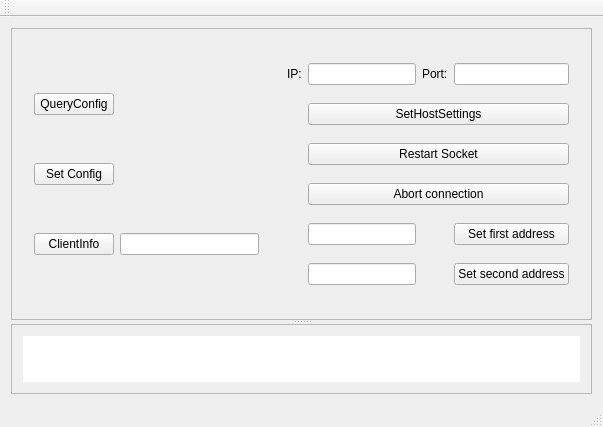
Qt form TestTool/mainwindow.ui (Fateofiko/TestTool) before a commit.
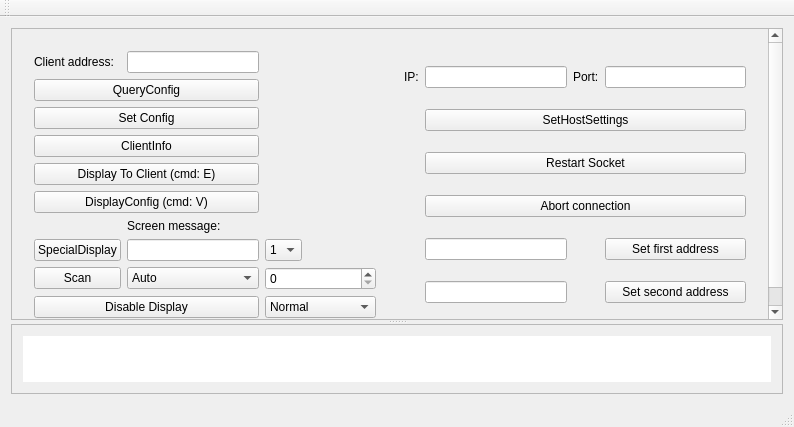
The same form after that commit.

The edit to the form file:
```diff
--- a/TestTool/mainwindow.ui
+++ b/TestTool/mainwindow.ui
@@ -6,7 +6,7 @@
    <rect>
     <x>0</x>
     <y>0</y>
-    <width>603</width>
+    <width>794</width>
     <height>427</height>
    </rect>
   </property>
@@ -28,9 +28,9 @@
         <property name="geometry">
          <rect>
           <x>0</x>
-          <y>0</y>
-          <width>583</width>
-          <height>258</height>
+          <y>-92</y>
+          <width>759</width>
+          <height>350</height>
          </rect>
         </property>
         <layout class="QHBoxLayout" name="horizontalLayout">
@@ -43,31 +43,143 @@
             </sizepolicy>
            </property>
            <layout class="QGridLayout" name="gridLayout">
-            <item row="1" column="0">
+            <item row="0" column="1">
+             <widget class="QLineEdit" name="lineEdit_ClientAddr">
+              <property name="maxLength">
+               <number>4</number>
+              </property>
+             </widget>
+            </item>
+            <item row="7" column="2">
+             <widget class="QComboBox" name="comboBox_screenType">
+              <property name="sizePolicy">
+               <sizepolicy hsizetype="Maximum" vsizetype="Fixed">
+                <horstretch>0</horstretch>
+                <verstretch>0</verstretch>
+               </sizepolicy>
+              </property>
+              <item>
+               <property name="text">
+                <string>1</string>
+               </property>
+              </item>
+              <item>
+               <property name="text">
+                <string>2</string>
+               </property>
+              </item>
+              <item>
+               <property name="text">
+                <string>3</string>
+               </property>
+              </item>
+             </widget>
+            </item>
+            <item row="0" column="0">
+             <widget class="QLabel" name="label_3">
+              <property name="text">
+               <string>Client address:</string>
+              </property>
+             </widget>
+            </item>
+            <item row="6" column="1">
+             <widget class="QLabel" name="label_4">
+              <property name="text">
+               <string>Screen message:</string>
+              </property>
+             </widget>
+            </item>
+            <item row="7" column="0">
+             <widget class="QPushButton" name="pushButton_specialDisplay">
+              <property name="text">
+               <string>SpecialDisplay</string>
+              </property>
+             </widget>
+            </item>
+            <item row="4" column="0" colspan="2">
+             <widget class="QPushButton" name="pushButton_displayToClient">
+              <property name="text">
+               <string>Display To Client (cmd: E)</string>
+              </property>
+             </widget>
+            </item>
+            <item row="7" column="1">
+             <widget class="QLineEdit" name="lineEdit_screenMessage"/>
+            </item>
+            <item row="3" column="0" colspan="2">
+             <widget class="QPushButton" name="pushButton_QueryClientInfo">
+              <property name="text">
+               <string>ClientInfo</string>
+              </property>
+             </widget>
+            </item>
+            <item row="2" column="0" colspan="2">
              <widget class="QPushButton" name="pushButton_setConfiguration">
               <property name="text">
                <string>Set Config</string>
               </property>
              </widget>
             </item>
-            <item row="0" column="0">
+            <item row="8" column="2">
+             <widget class="QSpinBox" name="spinBox_scanTime">
+              <property name="maximum">
+               <number>9999</number>
+              </property>
+             </widget>
+            </item>
+            <item row="8" column="1">
+             <widget class="QComboBox" name="comboBox_scanType">
+              <item>
+               <property name="text">
+                <string>Auto</string>
+               </property>
+              </item>
+              <item>
+               <property name="text">
+                <string>Manual</string>
+               </property>
+              </item>
+             </widget>
+            </item>
+            <item row="5" column="0" colspan="2">
+             <widget class="QPushButton" name="pushButton_displayConf">
+              <property name="text">
+               <string>DisplayConfig (cmd: V)</string>
+              </property>
+             </widget>
+            </item>
+            <item row="8" column="0">
+             <widget class="QPushButton" name="pushButton_scan">
+              <property name="text">
+               <string>Scan</string>
+              </property>
+             </widget>
+            </item>
+            <item row="1" column="0" colspan="2">
              <widget class="QPushButton" name="pushButton_QueryConfiguration">
               <property name="text">
                <string>QueryConfig</string>
               </property>
              </widget>
             </item>
-            <item row="2" column="0">
-             <widget class="QPushButton" name="pushButton_QueryClientInfo">
-              <property name="text">
-               <string>ClientInfo</string>
-              </property>
+            <item row="9" column="2">
+             <widget class="QComboBox" name="comboBox_DisDisplayType">
+              <item>
+               <property name="text">
+                <string>Normal</string>
+               </property>
+              </item>
+              <item>
+               <property name="text">
+                <string>Special pattern</string>
+               </property>
+              </item>
              </widget>
             </item>
-            <item row="2" column="1">
-             <widget class="QLineEdit" name="lineEdit_ClientAddr">
-              <property name="maxLength">
-               <number>4</number>
+            <item row="9" column="0" colspan="2">
+             <widget class="QPushButton" name="pushButton_DisableDisplay">
+              <property name="text">
+               <string>Disable Display</string>
               </property>
              </widget>
             </item>
@@ -167,7 +279,7 @@
          <rect>
           <x>0</x>
           <y>0</y>
-          <width>583</width>
+          <width>774</width>
           <height>79</height>
          </rect>
         </property>
```
Left out of the diff: 2 changed lines with no effect on the pictures.
